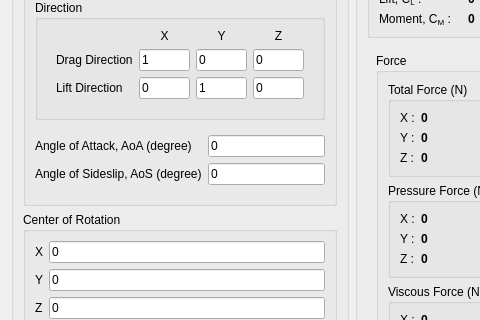
Before: the Qt Designer form baramFlow/view/results/reports/force_report_dialog.ui in nextfoam/baram, drawn with Qt 5; both pictures show x 0 to 480 and y 97 to 417 of the 751 by 610 pixel window.
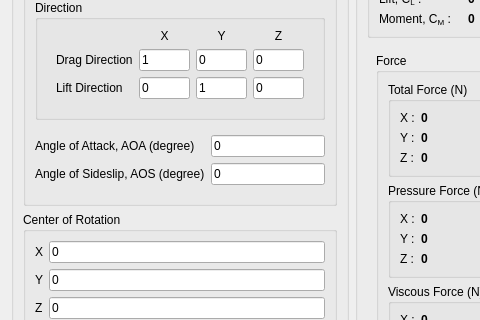
After: the same form once the commit is applied. Custom widgets are drawn as their Qt base class.

The edit to the form file:
```diff
--- a/baramFlow/view/results/reports/force_report_dialog.ui
+++ b/baramFlow/view/results/reports/force_report_dialog.ui
@@ -188,7 +188,7 @@
                <item row="0" column="0">
                 <widget class="QLabel" name="label_22">
                  <property name="text">
-                  <string>Angle of Attack, AoA (degree)</string>
+                  <string>Angle of Attack, AOA (degree)</string>
                  </property>
                 </widget>
                </item>
@@ -202,7 +202,7 @@
                <item row="1" column="0">
                 <widget class="QLabel" name="label_23">
                  <property name="text">
-                  <string>Angle of Sideslip, AoS (degree)</string>
+                  <string>Angle of Sideslip, AOS (degree)</string>
                  </property>
                 </widget>
                </item>
```
